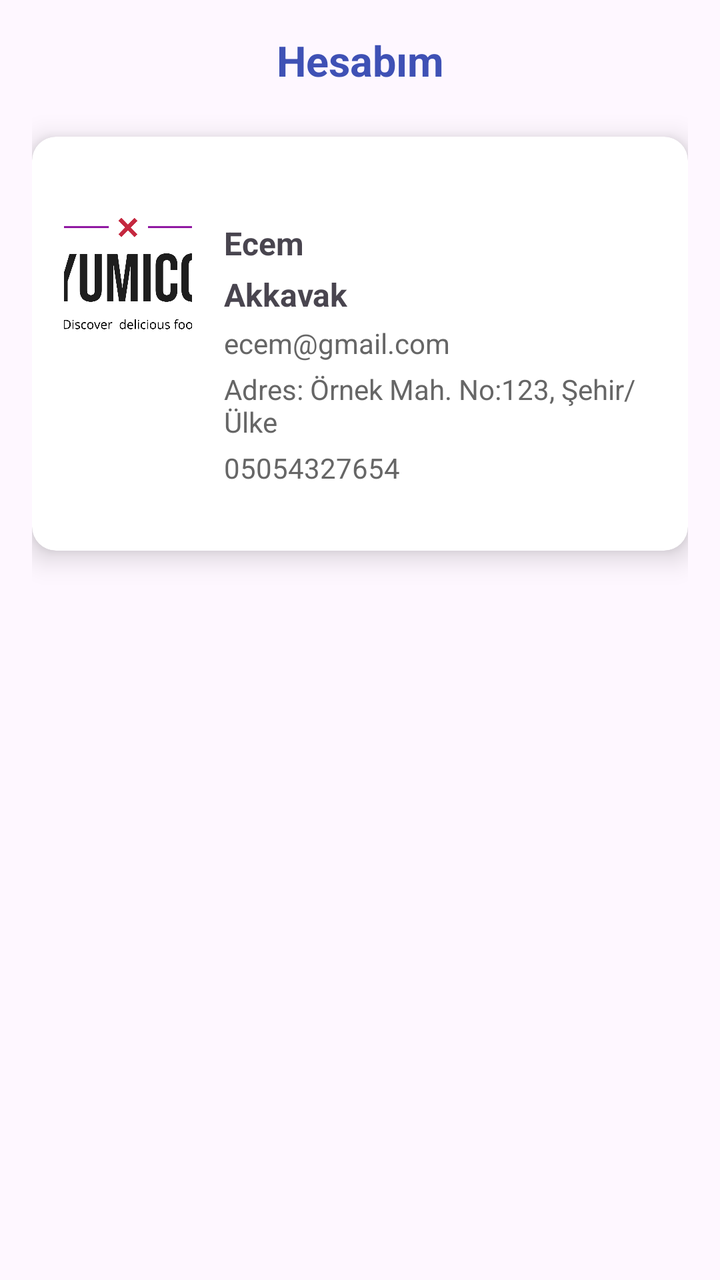
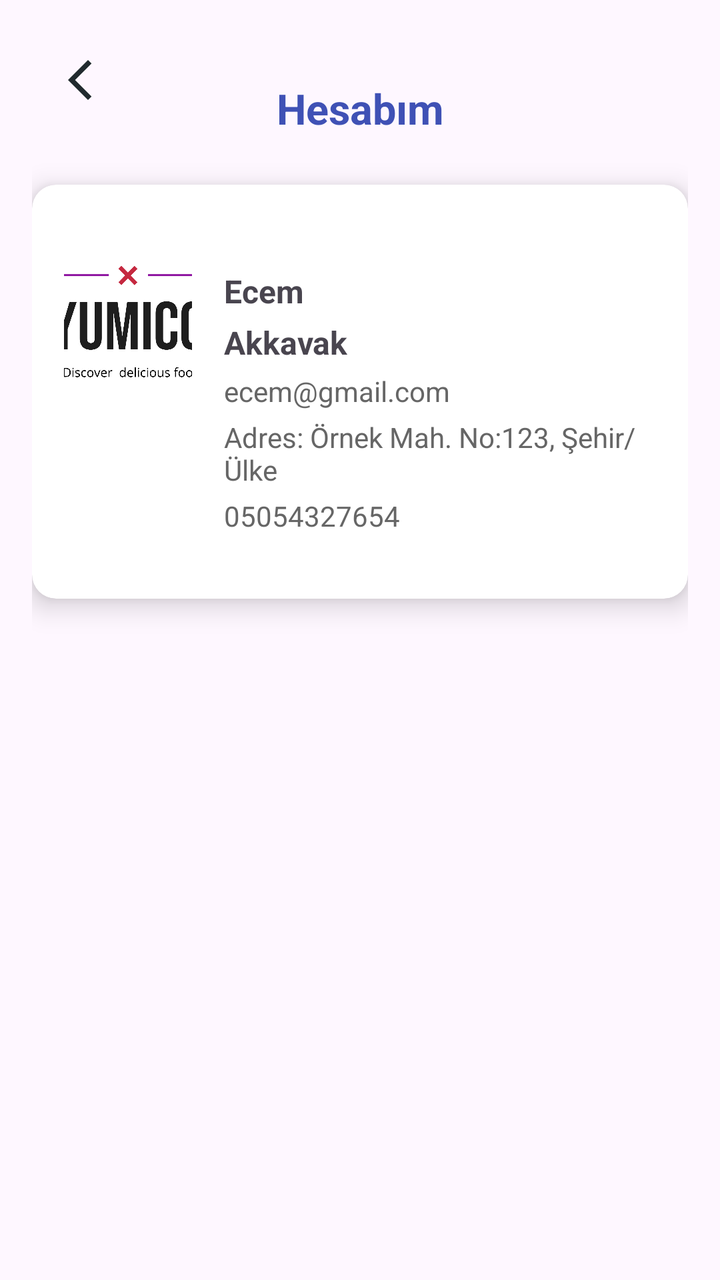

Screens rendered from an Android XML layout before and after an edit, with the pre-edit source and the edit as a unified diff.
<!-- AndroidManifest.xml: application theme Theme.Yumico -->
<!-- res/layout/fragment_hesabim.xml -->
<?xml version="1.0" encoding="utf-8"?>
<layout xmlns:android="http://schemas.android.com/apk/res/android"
    xmlns:app="http://schemas.android.com/apk/res-auto"
    xmlns:tools="http://schemas.android.com/tools">

    <data>

    </data>

    <androidx.constraintlayout.widget.ConstraintLayout
        android:layout_width="match_parent"
        android:layout_height="match_parent"
        android:padding="16dp"
        tools:context=".ui.fragment.HesabimFragment">

        <TextView
            android:id="@+id/textViewSayfaBaslik"
            android:layout_width="wrap_content"
            android:layout_height="wrap_content"
            android:text="Hesabım"
            android:textColor="#3F51B5"
            android:textSize="21sp"
            android:textStyle="bold"
            app:layout_constraintTop_toTopOf="parent"
            app:layout_constraintStart_toStartOf="parent"
            app:layout_constraintEnd_toEndOf="parent" />

        <androidx.cardview.widget.CardView
            android:id="@+id/profileCard"
            android:layout_width="0dp"
            android:layout_height="wrap_content"
            android:layout_marginTop="24dp"
            android:layout_marginBottom="16dp"
            app:cardCornerRadius="12dp"
            app:cardElevation="8dp"
            app:layout_constraintTop_toBottomOf="@id/textViewSayfaBaslik"
            app:layout_constraintStart_toStartOf="parent"
            app:layout_constraintEnd_toEndOf="parent">

            <androidx.constraintlayout.widget.ConstraintLayout
                android:layout_width="match_parent"
                android:layout_height="wrap_content"
                android:padding="16dp">

                <ImageView
                    android:id="@+id/imageViewProfil"
                    android:layout_width="64dp"
                    android:layout_height="64dp"
                    android:clipToOutline="true"
                    android:contentDescription="Profil Resmi"
                    android:elevation="20dp"
                    android:scaleType="centerCrop"
                    android:src="@drawable/yumico_logo_img"
                    app:layout_constraintBottom_toBottomOf="parent"
                    app:layout_constraintEnd_toStartOf="@+id/textViewIsim"
                    app:layout_constraintHorizontal_bias="0.5"
                    app:layout_constraintStart_toStartOf="parent"
                    app:layout_constraintTop_toTopOf="parent"
                    app:layout_constraintVertical_bias="0.202" />

                <TextView
                    android:id="@+id/textViewIsim"
                    android:layout_width="0dp"
                    android:layout_height="wrap_content"
                    android:layout_marginStart="16dp"
                    android:layout_marginTop="4dp"
                    android:text="Ecem"
                    android:textSize="16sp"
                    android:textStyle="bold"
                    app:layout_constraintEnd_toEndOf="parent"
                    app:layout_constraintHorizontal_bias="0.0"
                    app:layout_constraintStart_toEndOf="@id/imageViewProfil"
                    app:layout_constraintTop_toTopOf="@id/imageViewProfil" />

                <TextView
                    android:id="@+id/textViewSoyisim"
                    android:layout_width="0dp"
                    android:layout_height="wrap_content"
                    android:layout_marginStart="16dp"
                    android:layout_marginTop="4dp"
                    android:text="Akkavak"
                    android:textSize="16sp"
                    android:textStyle="bold"
                    app:layout_constraintStart_toEndOf="@+id/imageViewProfil"
                    app:layout_constraintTop_toBottomOf="@+id/textViewIsim" />

                <TextView
                    android:id="@+id/textViewEmail"
                    android:layout_width="0dp"
                    android:layout_height="wrap_content"
                    android:layout_marginTop="4dp"
                    android:text="ecem@gmail.com"
                    android:textColor="#666"
                    android:textSize="14sp"
                    app:layout_constraintEnd_toEndOf="parent"
                    app:layout_constraintStart_toStartOf="@id/textViewSoyisim"
                    app:layout_constraintTop_toBottomOf="@id/textViewSoyisim" />

                <TextView
                    android:id="@+id/textViewAdres"
                    android:layout_width="0dp"
                    android:layout_height="wrap_content"
                    android:layout_marginTop="4dp"
                    android:layout_marginBottom="8dp"
                    android:text="Adres: Örnek Mah. No:123, Şehir/Ülke"
                    android:textColor="#666"
                    android:textSize="14sp"
                    app:layout_constraintEnd_toEndOf="parent"
                    app:layout_constraintStart_toStartOf="@id/textViewIsim"
                    app:layout_constraintTop_toBottomOf="@id/textViewEmail" />

                <TextView
                    android:id="@+id/textViewTelefon"
                    android:layout_width="0dp"
                    android:layout_height="wrap_content"
                    android:layout_marginTop="4dp"
                    android:layout_marginBottom="16dp"
                    android:text="05054327654"
                    android:textColor="#666"
                    android:textSize="14sp"
                    app:layout_constraintBottom_toBottomOf="parent"
                    app:layout_constraintEnd_toEndOf="parent"
                    app:layout_constraintStart_toStartOf="@id/textViewIsim"
                    app:layout_constraintTop_toBottomOf="@id/textViewAdres" />

            </androidx.constraintlayout.widget.ConstraintLayout>
        </androidx.cardview.widget.CardView>

        <FrameLayout
            android:id="@+id/signoutFragmentContainer"
            android:layout_width="match_parent"
            android:layout_height="wrap_content"
            android:layout_marginStart="16dp"
            android:layout_marginTop="48dp"
            android:layout_marginEnd="16dp"
            app:layout_constraintEnd_toEndOf="parent"
            app:layout_constraintStart_toStartOf="parent"
            app:layout_constraintTop_toBottomOf="@+id/profileCard" />
    </androidx.constraintlayout.widget.ConstraintLayout>
</layout>
<!-- resources referenced by this layout -->
<resources>
  <!-- drawable yumico_logo_img: png bitmap (drawable, 51027 bytes) -->
  <style name="Theme.Yumico" parent="Base.Theme.Yumico" />
  <style name="Base.Theme.Yumico" parent="Theme.Material3.DayNight.NoActionBar">
          
          
      </style>
</resources>

<!-- the commit's change to res/layout/fragment_hesabim.xml (unified diff, before → after) -->
@@ -17,13 +17,14 @@
             android:id="@+id/textViewSayfaBaslik"
             android:layout_width="wrap_content"
             android:layout_height="wrap_content"
+            android:layout_marginTop="24dp"
             android:text="Hesabım"
             android:textColor="#3F51B5"
             android:textSize="21sp"
             android:textStyle="bold"
-            app:layout_constraintTop_toTopOf="parent"
+            app:layout_constraintEnd_toEndOf="parent"
             app:layout_constraintStart_toStartOf="parent"
-            app:layout_constraintEnd_toEndOf="parent" />
+            app:layout_constraintTop_toTopOf="parent" />
 
         <androidx.cardview.widget.CardView
             android:id="@+id/profileCard"
@@ -136,5 +137,17 @@
             app:layout_constraintEnd_toEndOf="parent"
             app:layout_constraintStart_toStartOf="parent"
             app:layout_constraintTop_toBottomOf="@+id/profileCard" />
+
+        <ImageButton
+            android:id="@+id/buttonCloseKullanici"
+            android:layout_width="48dp"
+            android:layout_height="48dp"
+            android:background="?attr/selectableItemBackgroundBorderless"
+            android:clickable="true"
+            android:contentDescription="Geri"
+            android:padding="8dp"
+            android:src="@drawable/back_img"
+            app:layout_constraintStart_toStartOf="parent"
+            app:layout_constraintTop_toTopOf="parent" />
     </androidx.constraintlayout.widget.ConstraintLayout>
 </layout>
<!-- resource entries referenced after the edit -->
@@ -1,5 +1,11 @@
 <!-- resources referenced by this layout -->
 <resources>
+  <!-- drawable back_img (drawable) -->
+  <vector xmlns:android="http://schemas.android.com/apk/res/android" android:height="24dp" android:tint="#212A2E" android:viewportHeight="24" android:viewportWidth="24" android:width="24dp">
+        
+      <path android:fillColor="@android:color/white" android:pathData="M17.77,3.77l-1.77,-1.77l-10,10l10,10l1.77,-1.77l-8.23,-8.23z"/>
+      
+  </vector>
   <!-- drawable yumico_logo_img: png bitmap (drawable, 51027 bytes) -->
   <style name="Theme.Yumico" parent="Base.Theme.Yumico" />
   <style name="Base.Theme.Yumico" parent="Theme.Material3.DayNight.NoActionBar">
